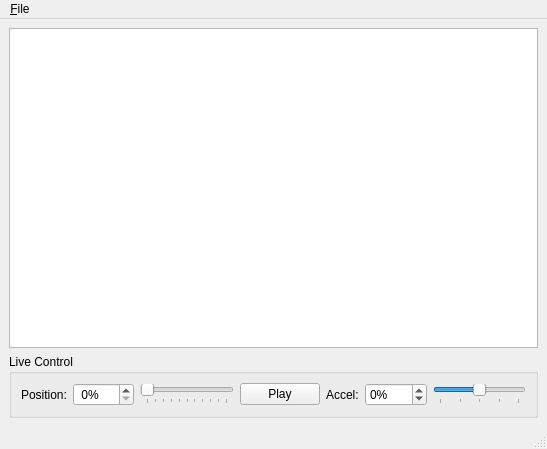
Above: src/teleprompter/MainWindow.ui from google-code-export/dviz before the change. Below: the same form after it.
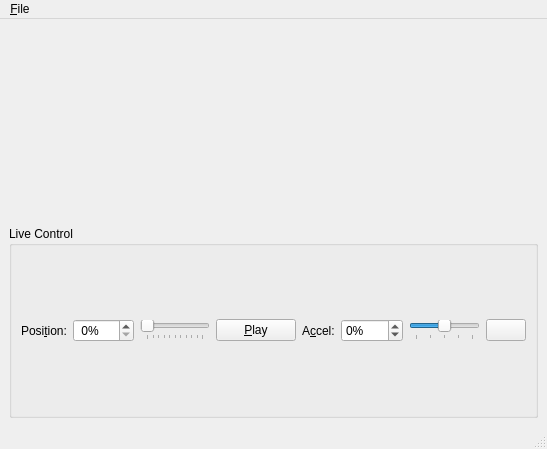
That is the form after the change. Custom widgets are drawn as their Qt base class.

What changed in the file:
```diff
--- a/src/teleprompter/MainWindow.ui
+++ b/src/teleprompter/MainWindow.ui
@@ -16,7 +16,7 @@
   <widget class="QWidget" name="centralwidget">
    <layout class="QVBoxLayout" name="verticalLayout_2">
     <item>
-     <widget class="QTextEdit" name="textEdit"/>
+     <widget class="RichTextEditorDialog" name="widget" native="true"/>
     </item>
     <item>
      <widget class="QGroupBox" name="groupBox">
@@ -29,7 +29,10 @@
          <item>
           <widget class="QLabel" name="label">
            <property name="text">
-            <string>Position:</string>
+            <string>Posi&amp;tion:</string>
+           </property>
+           <property name="buddy">
+            <cstring>posBox</cstring>
            </property>
           </widget>
          </item>
@@ -71,14 +74,17 @@
          <item>
           <widget class="QPushButton" name="playBtn">
            <property name="text">
-            <string>Play</string>
+            <string>&amp;Play</string>
            </property>
           </widget>
          </item>
          <item>
           <widget class="QLabel" name="label_2">
            <property name="text">
-            <string>Accel:</string>
+            <string>A&amp;ccel:</string>
+           </property>
+           <property name="buddy">
+            <cstring>accelBox</cstring>
            </property>
           </widget>
          </item>
@@ -94,36 +100,46 @@
             <string/>
            </property>
            <property name="minimum">
-            <number>-100</number>
+            <number>-500</number>
            </property>
            <property name="maximum">
-            <number>100</number>
+            <number>500</number>
+           </property>
+           <property name="value">
+            <number>0</number>
            </property>
           </widget>
          </item>
          <item>
           <widget class="QSlider" name="accelSlider">
            <property name="minimum">
-            <number>-100</number>
+            <number>-500</number>
            </property>
            <property name="maximum">
-            <number>100</number>
+            <number>500</number>
            </property>
            <property name="singleStep">
             <number>10</number>
            </property>
            <property name="pageStep">
-            <number>30</number>
-           </property>
-           <property name="orientation">
-            <enum>Qt::Horizontal</enum>
-           </property>
-           <property name="tickPosition">
-            <enum>QSlider::TicksBelow</enum>
-           </property>
-           <property name="tickInterval">
             <number>50</number>
            </property>
+           <property name="orientation">
+            <enum>Qt::Horizontal</enum>
+           </property>
+           <property name="tickPosition">
+            <enum>QSlider::TicksBelow</enum>
+           </property>
+           <property name="tickInterval">
+            <number>250</number>
+           </property>
+          </widget>
+         </item>
+         <item>
+          <widget class="QPushButton" name="accelResetBtn">
+           <property name="text">
+            <string/>
+           </property>
           </widget>
          </item>
         </layout>
@@ -183,6 +199,14 @@
    </property>
   </action>
  </widget>
+ <customwidgets>
+  <customwidget>
+   <class>RichTextEditorDialog</class>
+   <extends>QWidget</extends>
+   <header>3rdparty/richtextedit/richtexteditor_p.h</header>
+   <container>1</container>
+  </customwidget>
+ </customwidgets>
  <resources/>
  <connections>
   <connection>
```
Left out of the diff: 10 changed lines with no effect on the pictures.
